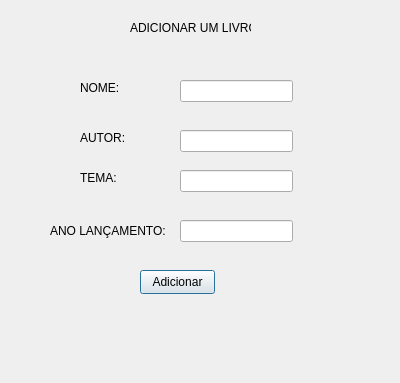
The window that GUI_BIBLIOTECA/addbookwindow.ui (gabriotz/Project-edoo) describes before a commit, drawn with Qt 5.
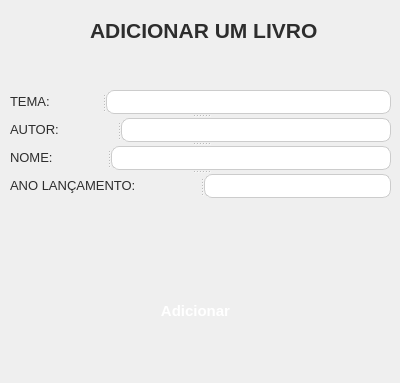
The same window after the commit.

Diff of the .ui file:
```diff
--- a/GUI_BIBLIOTECA/addbookwindow.ui
+++ b/GUI_BIBLIOTECA/addbookwindow.ui
@@ -16,121 +16,141 @@
   <widget class="QLabel" name="label">
    <property name="geometry">
     <rect>
-     <x>130</x>
-     <y>20</y>
-     <width>121</width>
-     <height>16</height>
-    </rect>
-   </property>
-   <property name="text">
-    <string>ADICIONAR UM LIVRO</string>
-   </property>
-  </widget>
-  <widget class="QLineEdit" name="namelineEdit">
-   <property name="geometry">
-    <rect>
-     <x>180</x>
-     <y>80</y>
-     <width>113</width>
-     <height>22</height>
-    </rect>
-   </property>
-  </widget>
-  <widget class="QLabel" name="label_2">
-   <property name="geometry">
-    <rect>
-     <x>80</x>
-     <y>80</y>
-     <width>61</width>
-     <height>16</height>
-    </rect>
-   </property>
-   <property name="text">
-    <string>NOME:</string>
-   </property>
-  </widget>
-  <widget class="QLabel" name="label_3">
-   <property name="geometry">
-    <rect>
-     <x>80</x>
-     <y>130</y>
-     <width>61</width>
-     <height>16</height>
-    </rect>
-   </property>
-   <property name="text">
-    <string>AUTOR:</string>
-   </property>
-  </widget>
-  <widget class="QLineEdit" name="authorlineEdit">
-   <property name="geometry">
-    <rect>
-     <x>180</x>
-     <y>130</y>
-     <width>113</width>
-     <height>22</height>
-    </rect>
-   </property>
-  </widget>
-  <widget class="QLabel" name="label_4">
-   <property name="geometry">
-    <rect>
-     <x>80</x>
-     <y>170</y>
-     <width>61</width>
-     <height>16</height>
-    </rect>
-   </property>
-   <property name="text">
-    <string>TEMA:</string>
-   </property>
-  </widget>
-  <widget class="QLineEdit" name="topiclineEdit">
-   <property name="geometry">
-    <rect>
-     <x>180</x>
-     <y>170</y>
-     <width>113</width>
-     <height>22</height>
-    </rect>
-   </property>
-  </widget>
-  <widget class="QLabel" name="label_5">
-   <property name="geometry">
-    <rect>
-     <x>50</x>
-     <y>210</y>
-     <width>121</width>
+     <x>90</x>
+     <y>10</y>
+     <width>231</width>
      <height>41</height>
     </rect>
    </property>
    <property name="text">
-    <string>ANO LANÇAMENTO:</string>
-   </property>
-  </widget>
-  <widget class="QLineEdit" name="yearlineEdit">
-   <property name="geometry">
-    <rect>
-     <x>180</x>
-     <y>220</y>
-     <width>113</width>
-     <height>22</height>
-    </rect>
+    <string>&lt;html&gt;&lt;head/&gt;&lt;body&gt;&lt;p&gt;&lt;span style=&quot; font-size:16pt; font-weight:700; color:#2d2d2d;&quot;&gt;ADICIONAR UM LIVRO&lt;/span&gt;&lt;/p&gt;&lt;/body&gt;&lt;/html&gt;</string>
    </property>
   </widget>
   <widget class="QPushButton" name="addBookButton">
    <property name="geometry">
     <rect>
-     <x>140</x>
-     <y>270</y>
-     <width>75</width>
-     <height>24</height>
+     <x>130</x>
+     <y>280</y>
+     <width>131</width>
+     <height>61</height>
     </rect>
    </property>
+   <property name="styleSheet">
+    <string notr="true">background: qlineargradient(
+    x1:0, y1:0, x2:1, y2:0,
+    stop:0 #8B0000, stop:1 #ED1C24
+);
+color: white;
+border: none;
+padding: 12px 20px;
+font-size: 15px;
+font-weight: bold;
+border-radius: 10px;
+text-align: center;
+
+</string>
+   </property>
    <property name="text">
     <string>Adicionar</string>
    </property>
   </widget>
+  <widget class="QSplitter" name="splitter_5">
+   <property name="geometry">
+    <rect>
+     <x>10</x>
+     <y>90</y>
+     <width>381</width>
+     <height>108</height>
+    </rect>
+   </property>
+   <property name="orientation">
+    <enum>Qt::Orientation::Vertical</enum>
+   </property>
+   <widget class="QSplitter" name="splitter">
+    <property name="orientation">
+     <enum>Qt::Orientation::Horizontal</enum>
+    </property>
+    <widget class="QLabel" name="label_4">
+     <property name="text">
+      <string>&lt;html&gt;&lt;head/&gt;&lt;body&gt;&lt;p&gt;&lt;span style=&quot; font-size:10pt; color:#2d2d2d;&quot;&gt;TEMA:&lt;/span&gt;&lt;/p&gt;&lt;/body&gt;&lt;/html&gt;</string>
+     </property>
+    </widget>
+    <widget class="QLineEdit" name="namelineEdit">
+     <property name="styleSheet">
+      <string notr="true">background-color: white;
+border: 1px solid #CCCCCC;
+padding: 8px;
+border-radius: 8px;
+color: #2D2D2D;
+outline: none; /* Remove a borda de foco padrão do SO */
+font: 700 10pt &quot;Segoe UI&quot;;</string>
+     </property>
+    </widget>
+   </widget>
+   <widget class="QSplitter" name="splitter_2">
+    <property name="orientation">
+     <enum>Qt::Orientation::Horizontal</enum>
+    </property>
+    <widget class="QLabel" name="label_3">
+     <property name="text">
+      <string>&lt;html&gt;&lt;head/&gt;&lt;body&gt;&lt;p&gt;&lt;span style=&quot; font-size:10pt; color:#2d2d2d;&quot;&gt;AUTOR:&lt;/span&gt;&lt;/p&gt;&lt;/body&gt;&lt;/html&gt;</string>
+     </property>
+    </widget>
+    <widget class="QLineEdit" name="authorlineEdit">
+     <property name="styleSheet">
+      <string notr="true">background-color: white;
+border: 1px solid #CCCCCC;
+padding: 8px;
+border-radius: 8px;
+color: #2D2D2D;
+outline: none; /* Remove a borda de foco padrão do SO */
+font: 700 10pt &quot;Segoe UI&quot;;</string>
+     </property>
+    </widget>
+   </widget>
+   <widget class="QSplitter" name="splitter_3">
+    <property name="orientation">
+     <enum>Qt::Orientation::Horizontal</enum>
+    </property>
+    <widget class="QLabel" name="label_2">
+     <property name="text">
+      <string>&lt;html&gt;&lt;head/&gt;&lt;body&gt;&lt;p&gt;&lt;span style=&quot; font-size:10pt; color:#2d2d2d;&quot;&gt;NOME:&lt;/span&gt;&lt;/p&gt;&lt;/body&gt;&lt;/html&gt;</string>
+     </property>
+    </widget>
+    <widget class="QLineEdit" name="topiclineEdit">
+     <property name="styleSheet">
+      <string notr="true">background-color: white;
+border: 1px solid #CCCCCC;
+padding: 8px;
+border-radius: 8px;
+color: #2D2D2D;
+outline: none; /* Remove a borda de foco padrão do SO */
+font: 700 10pt &quot;Segoe UI&quot;;</string>
+     </property>
+    </widget>
+   </widget>
+   <widget class="QSplitter" name="splitter_4">
+    <property name="orientation">
+     <enum>Qt::Orientation::Horizontal</enum>
+    </property>
+    <widget class="QLabel" name="label_5">
+     <property name="text">
+      <string>&lt;html&gt;&lt;head/&gt;&lt;body&gt;&lt;p&gt;&lt;span style=&quot; font-size:10pt; color:#2d2d2d;&quot;&gt;ANO LANÇAMENTO:&lt;/span&gt;&lt;/p&gt;&lt;/body&gt;&lt;/html&gt;</string>
+     </property>
+    </widget>
+    <widget class="QLineEdit" name="yearlineEdit">
+     <property name="styleSheet">
+      <string notr="true">background-color: white;
+border: 1px solid #CCCCCC;
+padding: 8px;
+border-radius: 8px;
+color: #2D2D2D;
+outline: none; /* Remove a borda de foco padrão do SO */
+font: 700 10pt &quot;Segoe UI&quot;;</string>
+     </property>
+    </widget>
+   </widget>
+  </widget>
  </widget>
  <resources/>
  <connections/>
```
